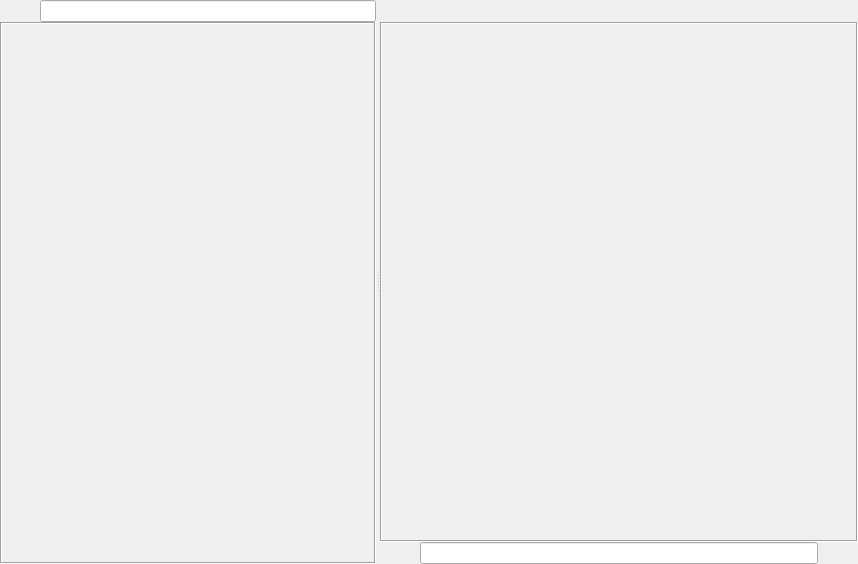
Augmeneco/AugBK-Messenger, file mainwindow.ui: the form before one commit.
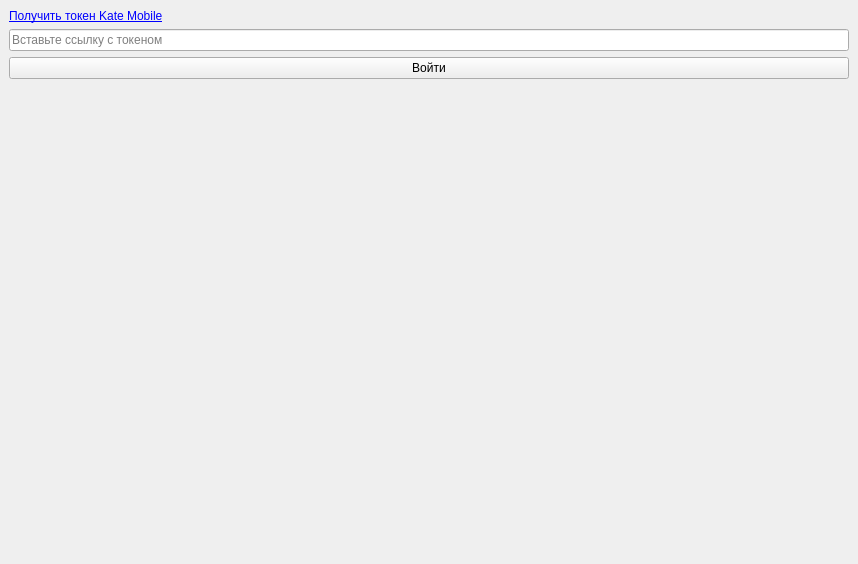
The form after the commit. The open tabs and pages were chosen to show the change. Icons and pictures are not drawn.

Commit message: Авторизация через токен и просмотр фото

Patch:
```diff
--- a/mainwindow.ui
+++ b/mainwindow.ui
@@ -17,7 +17,7 @@
    <bool>true</bool>
   </property>
   <widget class="QWidget" name="centralwidget">
-   <layout class="QVBoxLayout" name="verticalLayout">
+   <layout class="QVBoxLayout" name="verticalLayout_10">
     <property name="leftMargin">
      <number>0</number>
     </property>
@@ -426,7 +426,82 @@
         </item>
        </layout>
       </widget>
-      <widget class="QWidget" name="login"/>
+      <widget class="QWidget" name="authByTokenWindow">
+       <layout class="QVBoxLayout" name="verticalLayout">
+        <item>
+         <widget class="QLabel" name="label">
+          <property name="text">
+           <string>&lt;a href=&quot;https://oauth.vk.com/oauth/authorize?client_id=2685278&amp;scope=1073737727&amp;redirect_uri=https://oauth.vk.com/blank.html&amp;display=page&amp;response_type=token&amp;revoke=1&amp;slogin_h=313cdef0b2177ec401.351765a09fcd1f2bba&amp;__q_hash=908b8d205940c31676e11f938782deb7&quot;&gt;Получить токен Kate Mobile&lt;/a&gt;</string>
+          </property>
+          <property name="textFormat">
+           <enum>Qt::AutoText</enum>
+          </property>
+          <property name="openExternalLinks">
+           <bool>true</bool>
+          </property>
+         </widget>
+        </item>
+        <item>
+         <widget class="QLineEdit" name="authByTokenEdit">
+          <property name="placeholderText">
+           <string>Вставьте ссылку с токеном</string>
+          </property>
+         </widget>
+        </item>
+        <item>
+         <widget class="QPushButton" name="authByTokenButton">
+          <property name="text">
+           <string>Войти</string>
+          </property>
+         </widget>
+        </item>
+        <item>
+         <spacer name="verticalSpacer_3">
+          <property name="orientation">
+           <enum>Qt::Vertical</enum>
+          </property>
+          <property name="sizeHint" stdset="0">
+           <size>
+            <width>20</width>
+            <height>40</height>
+           </size>
+          </property>
+         </spacer>
+        </item>
+       </layout>
+      </widget>
+      <widget class="QWidget" name="imagePreviewWindow">
+       <layout class="QVBoxLayout" name="verticalLayout_9">
+        <property name="spacing">
+         <number>0</number>
+        </property>
+        <property name="leftMargin">
+         <number>0</number>
+        </property>
+        <property name="topMargin">
+         <number>0</number>
+        </property>
+        <property name="rightMargin">
+         <number>0</number>
+        </property>
+        <property name="bottomMargin">
+         <number>0</number>
+        </property>
+        <item>
+         <widget class="QLabel" name="imagePreviewWidget">
+          <property name="text">
+           <string/>
+          </property>
+          <property name="scaledContents">
+           <bool>false</bool>
+          </property>
+          <property name="alignment">
+           <set>Qt::AlignCenter</set>
+          </property>
+         </widget>
+        </item>
+       </layout>
+      </widget>
      </widget>
     </item>
    </layout>
```
The commit also changes 2 other files.
